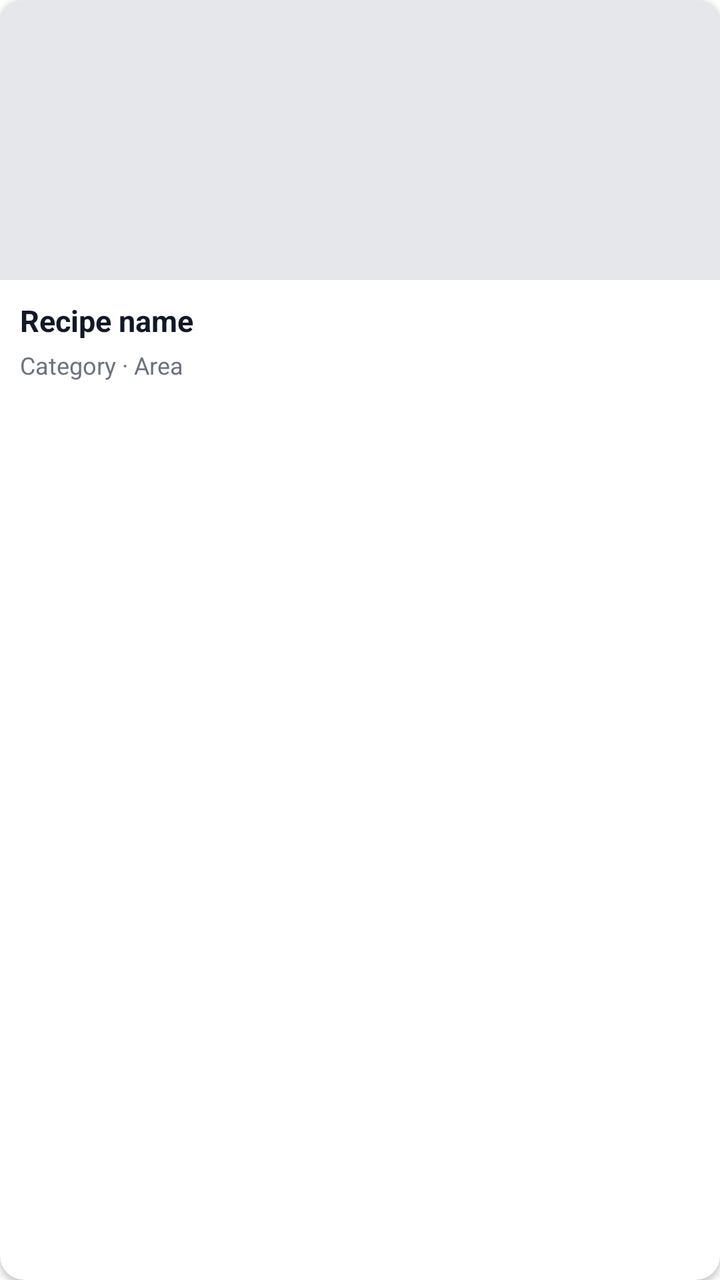
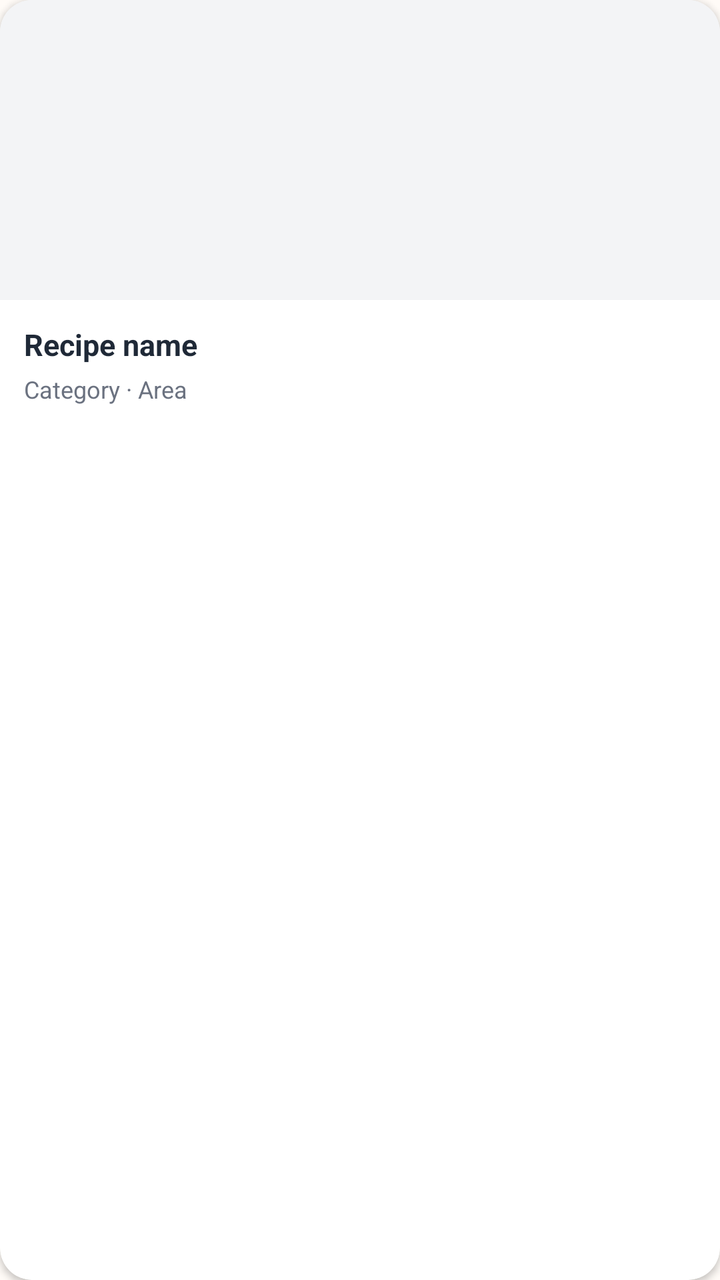

The first picture is an Android layout as it rendered before a commit; the second is the same layout after the commit. The layout source and the unified diff follow.
<!-- AndroidManifest.xml: application theme Theme.Intelligentrecipy -->
<!-- res/layout/item_recipe.xml -->
<?xml version="1.0" encoding="utf-8"?>
<com.google.android.material.card.MaterialCardView
    xmlns:android="http://schemas.android.com/apk/res/android"
    xmlns:app="http://schemas.android.com/apk/res-auto"
    android:layout_width="match_parent"
    android:layout_height="wrap_content"
    android:layout_margin="6dp"
    app:cardCornerRadius="12dp"
    app:cardElevation="2dp">

    <LinearLayout
        android:layout_width="match_parent"
        android:layout_height="wrap_content"
        android:orientation="vertical">

        <ImageView
            android:id="@+id/recipeImage"
            android:layout_width="match_parent"
            android:layout_height="140dp"
            android:scaleType="centerCrop"
            android:background="#E5E7EB"
            android:contentDescription="Recipe image" />

        <LinearLayout
            android:layout_width="match_parent"
            android:layout_height="wrap_content"
            android:orientation="vertical"
            android:padding="10dp">

            <TextView
                android:id="@+id/recipeName"
                android:layout_width="match_parent"
                android:layout_height="wrap_content"
                android:text="Recipe name"
                android:textSize="15sp"
                android:textStyle="bold"
                android:textColor="#111827"
                android:maxLines="2"
                android:ellipsize="end" />

            <TextView
                android:id="@+id/recipeCategory"
                android:layout_width="match_parent"
                android:layout_height="wrap_content"
                android:text="Category · Area"
                android:textSize="12sp"
                android:textColor="#6B7280"
                android:layout_marginTop="4dp" />

            <TextView
                android:id="@+id/recipeMissing"
                android:layout_width="match_parent"
                android:layout_height="wrap_content"
                android:text=""
                android:textSize="12sp"
                android:textStyle="italic"
                android:textColor="#DC2626"
                android:layout_marginTop="6dp"
                android:visibility="gone" />

        </LinearLayout>

    </LinearLayout>

</com.google.android.material.card.MaterialCardView>
<!-- resources referenced by this layout -->
<resources>
  <style name="Theme.Intelligentrecipy" parent="Theme.MaterialComponents.DayNight.DarkActionBar">
          
          <item name="colorPrimary">@color/purple_500</item>
          <item name="colorPrimaryVariant">@color/purple_700</item>
          <item name="colorOnPrimary">@color/white</item>
          
          <item name="colorSecondary">@color/teal_200</item>
          <item name="colorSecondaryVariant">@color/teal_700</item>
          <item name="colorOnSecondary">@color/black</item>
          
          <item name="android:statusBarColor">?attr/colorPrimaryVariant</item>
          
      </style>
  <color name="purple_500">#FF6200EE</color>
  <color name="purple_700">#FF3700B3</color>
  <color name="white">#FFFFFFFF</color>
  <color name="teal_200">#FF03DAC5</color>
  <color name="teal_700">#FF018786</color>
  <color name="black">#FF000000</color>
</resources>

<!-- the commit's change to res/layout/item_recipe.xml (unified diff, before → after) -->
@@ -5,8 +5,10 @@
     android:layout_width="match_parent"
     android:layout_height="wrap_content"
     android:layout_margin="6dp"
-    app:cardCornerRadius="12dp"
-    app:cardElevation="2dp">
+    app:cardCornerRadius="16dp"
+    app:cardElevation="2dp"
+    app:cardBackgroundColor="@color/bg_card"
+    app:strokeWidth="0dp">
 
     <LinearLayout
         android:layout_width="match_parent"
@@ -16,16 +18,16 @@
         <ImageView
             android:id="@+id/recipeImage"
             android:layout_width="match_parent"
-            android:layout_height="140dp"
+            android:layout_height="150dp"
             android:scaleType="centerCrop"
-            android:background="#E5E7EB"
+            android:background="#F3F4F6"
             android:contentDescription="Recipe image" />
 
         <LinearLayout
             android:layout_width="match_parent"
             android:layout_height="wrap_content"
             android:orientation="vertical"
-            android:padding="10dp">
+            android:padding="12dp">
 
             <TextView
                 android:id="@+id/recipeName"
@@ -34,7 +36,7 @@
                 android:text="Recipe name"
                 android:textSize="15sp"
                 android:textStyle="bold"
-                android:textColor="#111827"
+                android:textColor="@color/text_primary"
                 android:maxLines="2"
                 android:ellipsize="end" />
 
@@ -44,7 +46,7 @@
                 android:layout_height="wrap_content"
                 android:text="Category · Area"
                 android:textSize="12sp"
-                android:textColor="#6B7280"
+                android:textColor="@color/text_secondary"
                 android:layout_marginTop="4dp" />
 
             <TextView
@@ -54,7 +56,7 @@
                 android:text=""
                 android:textSize="12sp"
                 android:textStyle="italic"
-                android:textColor="#DC2626"
+                android:textColor="@color/warning"
                 android:layout_marginTop="6dp"
                 android:visibility="gone" />
 
<!-- resource entries referenced after the edit -->
@@ -1,23 +1,34 @@
 <!-- resources referenced by this layout -->
 <resources>
-  <style name="Theme.Intelligentrecipy" parent="Theme.MaterialComponents.DayNight.DarkActionBar">
+  <color name="bg_card">#FFFFFF</color>
+  <color name="text_primary">#1F2937</color>
+  <color name="text_secondary">#6B7280</color>
+  <color name="warning">#EA580C</color>
+  <style name="Theme.Intelligentrecipy" parent="Theme.MaterialComponents.Light.NoActionBar">
           
-          <item name="colorPrimary">@color/purple_500</item>
-          <item name="colorPrimaryVariant">@color/purple_700</item>
+          <item name="colorPrimary">@color/brand_primary</item>
+          <item name="colorPrimaryVariant">@color/brand_primary_dark</item>
           <item name="colorOnPrimary">@color/white</item>
+  
           
-          <item name="colorSecondary">@color/teal_200</item>
-          <item name="colorSecondaryVariant">@color/teal_700</item>
-          <item name="colorOnSecondary">@color/black</item>
+          <item name="colorSecondary">@color/brand_secondary</item>
+          <item name="colorSecondaryVariant">@color/brand_secondary</item>
+          <item name="colorOnSecondary">@color/white</item>
+  
           
-          <item name="android:statusBarColor">?attr/colorPrimaryVariant</item>
+          <item name="colorAccent">@color/brand_accent</item>
+  
           
+          <item name="android:windowBackground">@color/bg_surface</item>
+          <item name="android:statusBarColor">@color/brand_primary_dark</item>
+          <item name="android:navigationBarColor">@color/bg_surface</item>
+          <item name="android:windowLightStatusBar">false</item>
       </style>
-  <color name="purple_500">#FF6200EE</color>
-  <color name="purple_700">#FF3700B3</color>
+  <color name="brand_primary">#E8590C</color>
+  <color name="brand_primary_dark">#C2410C</color>
   <color name="white">#FFFFFFFF</color>
-  <color name="teal_200">#FF03DAC5</color>
-  <color name="teal_700">#FF018786</color>
-  <color name="black">#FF000000</color>
+  <color name="brand_secondary">#16A34A</color>
+  <color name="brand_accent">#FCD34D</color>
+  <color name="bg_surface">#FFFBF7</color>
 </resources>
 
